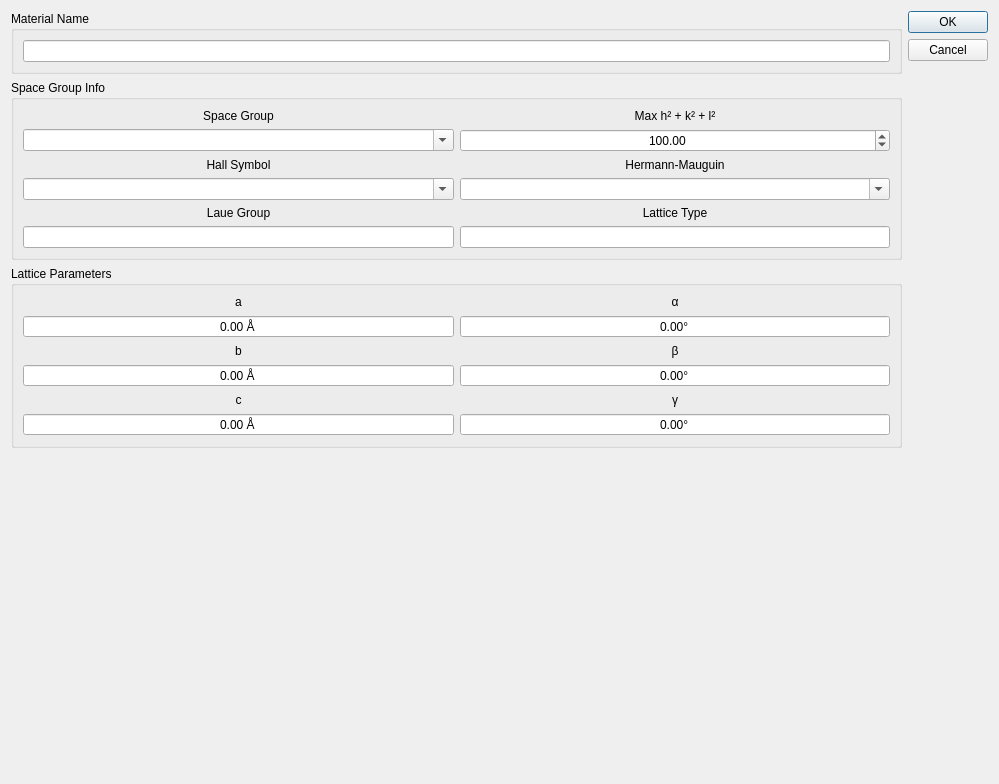
This is hexrd/qt/resources/materialsdialog.ui in praxes/hexrd as Qt 5 draws it before an edit. The edited form follows.
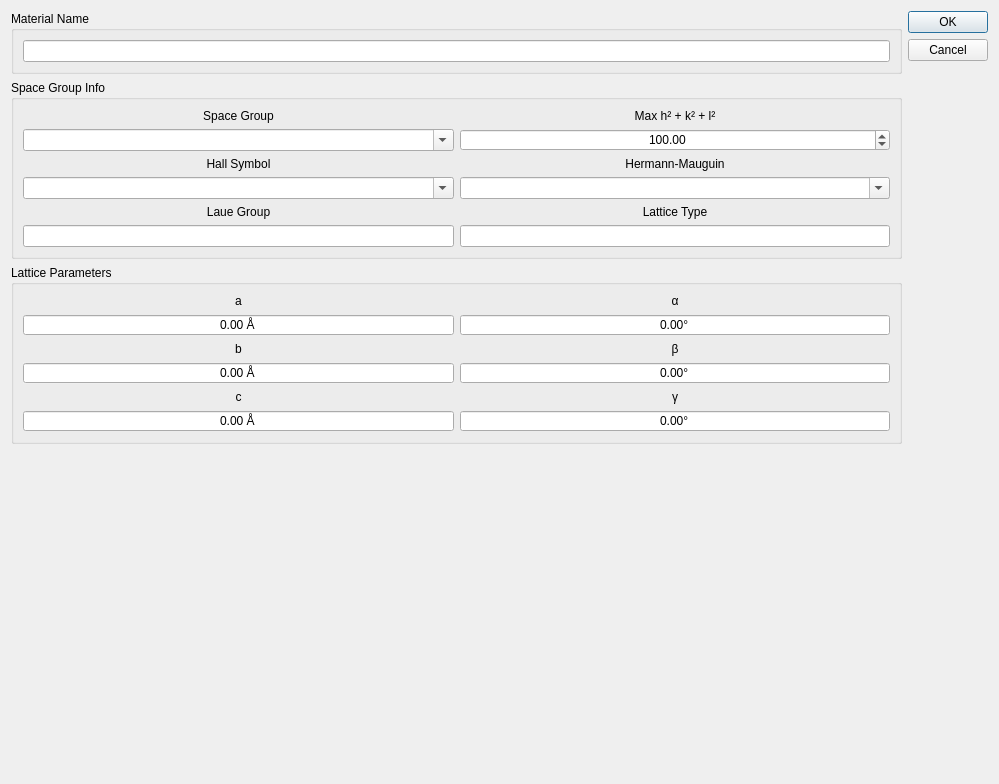
This is the edited form.

Commit message:
lattice parameter interactors on qt gui
* added functionality for lattice paramter inputs
* only enables minimal set of parameters according to lattice type
* added material name slot
* linked with Material class (may want to discuss this class)

Patch:
```diff
--- a/hexrd/qt/resources/materialsdialog.ui
+++ b/hexrd/qt/resources/materialsdialog.ui
@@ -13,6 +13,10 @@
   <property name="windowTitle">
    <string>Dialog</string>
   </property>
+  <property name="styleSheet">
+   <string notr="true">QDoubleSpinBox:disabled {background-color: LightGray;}
+</string>
+  </property>
   <layout class="QHBoxLayout" name="horizontalLayout_2">
    <item>
     <layout class="QVBoxLayout" name="verticalLayout">
@@ -277,6 +281,9 @@
         </item>
         <item row="3" column="3">
          <widget class="QDoubleSpinBox" name="doubleSpinBox_4">
+          <property name="autoFillBackground">
+           <bool>true</bool>
+          </property>
           <property name="alignment">
            <set>Qt::AlignCenter</set>
           </property>
```
The commit also changes 2 other files.
